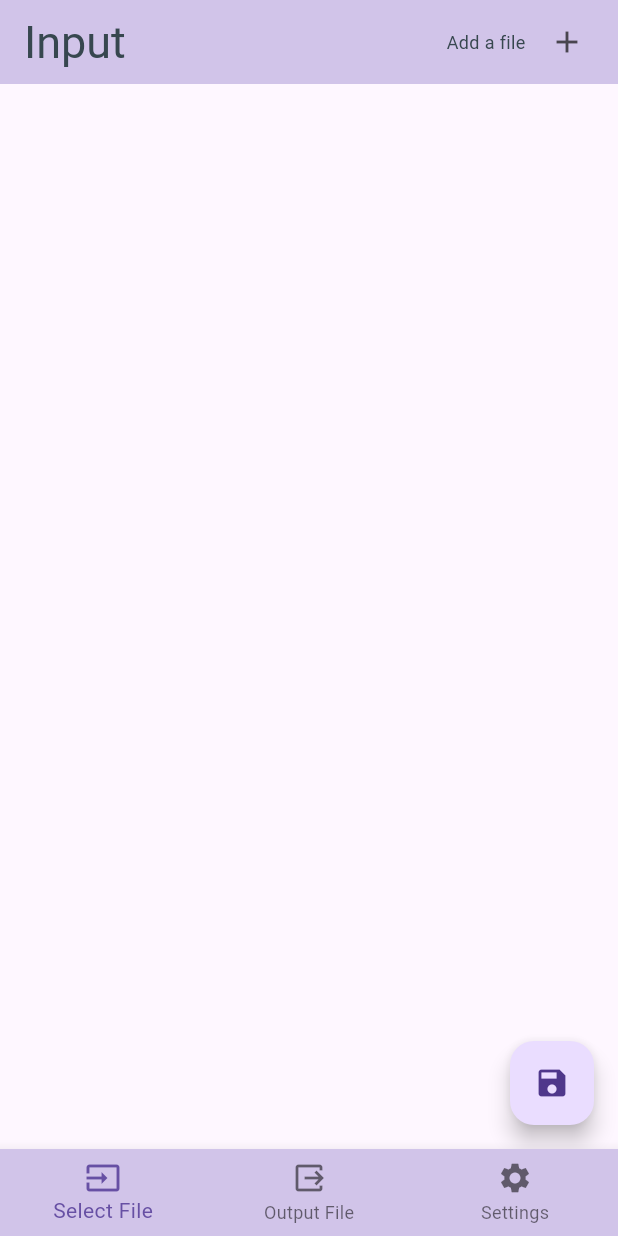
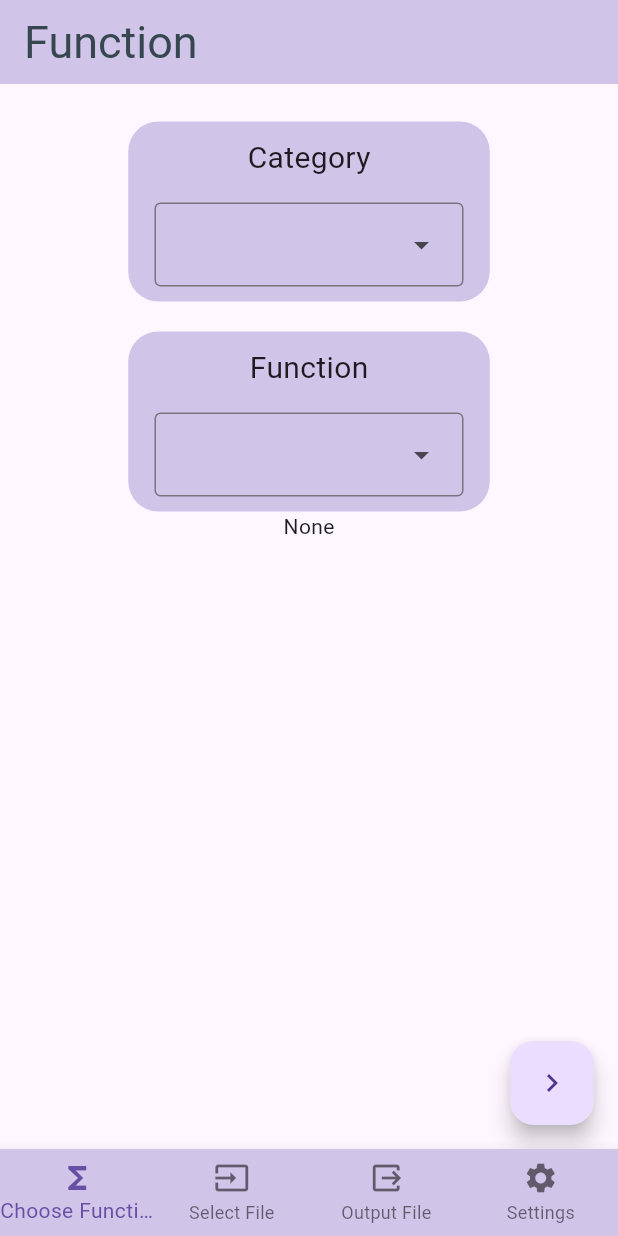
Before and after one commit to Pagrent/ffmpeg-Flutter-UI, a Flutter app: the screen it shows after launch, on a phone screen of 412 x 824 dp. Run offline on Flutter 3.47's test engine with Material 3 defaults, Android fonts, the light colour scheme and no system bars; our stand-ins replace file_picker, flutter_slidable, permission_handler; missing offline and left inert: dart:ffi.

Commit message:
修改：     ffmpegflutterui/android/app/build.gradle.kts 	修改：     ffmpegflutterui/android/gradle.properties 	修改：     ffmpegflutterui/lib/pages/convert_page.dart 	新文件：   ffmpegflutterui/lib/pages/function_page.dart 	修改：     ffmpegflutterui/lib/pages/input_page.dart 	修改：     ffmpegflutterui/lib/pages/platform_page.dart 	新文件：   ffmpegflutterui/lib/utils/function_list.dart 	新文件：   ffmpegflutterui/lib/utils/function_list_2.dart 	新文件：   ffmpegflutterui/lib/utils/info_list.dart

```diff
--- a/ffmpegflutterui/lib/pages/convert_page.dart
+++ b/ffmpegflutterui/lib/pages/convert_page.dart
@@ -25,7 +25,7 @@ class _ConvertPageState extends State<ConvertPage> {
 
   Widget build(BuildContext context) {
 
-    if(widget.fileList.length == 0)
+    if(widget.fileList.isEmpty)
     {
       return Scaffold(
 
--- /dev/null
+++ b/ffmpegflutterui/lib/pages/function_page.dart
@@ -0,0 +1,59 @@
+import 'dart:math';
+
+import 'package:ffmpegflutterui/pages/input_page.dart';
+import 'package:ffmpegflutterui/utils/function_list.dart';
+import 'package:flutter/material.dart';
+
+class FunctionPage extends StatefulWidget {
+  const FunctionPage({super.key});
+
+  @override
+  State<FunctionPage> createState() => _FunctionPageState();
+}
+
+class _FunctionPageState extends State<FunctionPage> {
+
+  void goToInput() {
+    Navigator.push(
+      context,
+      MaterialPageRoute(
+        builder: (context) => InputPage()
+      )
+    );
+  }
+
+  int selectedFunction = 0;
+
+  @override
+  Widget build(BuildContext context) {
+    return Scaffold(
+      appBar: AppBar(
+          titleTextStyle: TextStyle(
+            color: Colors.blueGrey[800],
+            fontSize: 30,
+          ),
+
+          title: Text("Function"),
+          backgroundColor: Colors.deepPurple[100],
+      ),
+
+      body: Center(
+        child: Column(
+          children: [
+            SizedBox(
+              height: 25,
+            ),
+            FunctionList(
+            ),
+
+          ],
+        ),
+      ),
+      floatingActionButton: FloatingActionButton(
+        onPressed: goToInput,
+        child: Icon(Icons.navigate_next),
+      ),
+    );
+
+  }
+}
--- a/ffmpegflutterui/lib/pages/input_page.dart
+++ b/ffmpegflutterui/lib/pages/input_page.dart
@@ -16,13 +16,7 @@ class InputPage extends StatefulWidget {
 
 class _InputPageState extends State<InputPage> {
 
-  Future<bool> _requestStoragePermission() async {           //权限喵
-    if (Platform.isAndroid) {
-      final status = await Permission.storage.request();
-      return status.isGranted;
-    }
-    return true; // iOS/macOS 不需要显式请求
-  }
+
 
   String? workDir;
 
@@ -48,7 +42,7 @@ class _InputPageState extends State<InputPage> {
       });
     }
     else {
-      SnackBar(content: Text('Failed to pick file nya～'));
+      SnackBar(content: Text('Failed to pick file'));
     }
   }
 
@@ -88,7 +82,7 @@ class _InputPageState extends State<InputPage> {
     setState(() => isCopying = false);
 
     ScaffoldMessenger.of(context).showSnackBar(
-      SnackBar(content: Text('Copy $filesCopied/$totalFiles files to working directory nya～')),
+      SnackBar(content: Text('Copy $filesCopied/$totalFiles files to working directory')),
     );
   }
 
@@ -109,8 +103,85 @@ class _InputPageState extends State<InputPage> {
     );
   }
 
+
+
   @override
   Widget build(BuildContext context) {
+    if(fileList.isEmpty){
+      return Scaffold(
+
+        appBar: AppBar(
+          titleTextStyle: TextStyle(
+            color: Colors.blueGrey[800],
+            fontSize: 30,
+          ),
+
+          title: Text("Input"),
+          backgroundColor: Colors.deepPurple[100],
+
+          actions: [
+            GestureDetector(
+              onTap: pickFile,
+              child: Container(
+                height: 35,
+                width: 60,
+                child: Center(
+                  child: Text(
+                    "Add a file",
+                    style: TextStyle(
+                      color: Colors.blueGrey[800],
+                      fontSize: 12
+                    ),
+                  ),
+                ),
+              ),
+            ),
+            IconButton(
+              onPressed: () {
+                pickFile();
+              },
+              icon: Icon(Icons.add),
+            ),
+            SizedBox(width: 10,)
+          ],
+
+        ),
+
+        body: Center(
+          child: Container(
+            height: 120,
+            width: 420,
+            decoration: BoxDecoration(
+              color: Colors.redAccent[100],
+              borderRadius: BorderRadius.circular(25),
+            ),
+            child: Column(
+              children: [
+                SizedBox(
+                  height: 15,
+                ),
+                Icon(
+                  Icons.warning_amber_rounded,
+                  size: 50,
+                  color: Colors.red[800],
+                ),
+                SizedBox(
+                  height: 10,
+                ),
+                Text(
+                  "Press the Add Button at\nTop Right Corner to Select File",
+                  textAlign: TextAlign.center,
+                  style: TextStyle(
+                    fontSize: 15,
+                    color: Colors.red[800],
+                  ),
+                ),
+              ],
+            ),
+          ),
+        ),
+      );
+    }
     _getWorkingDir();
     print("该死$workDir喵");
     return Scaffold(
@@ -153,7 +224,6 @@ class _InputPageState extends State<InputPage> {
 
       floatingActionButton: FloatingActionButton(
         onPressed: () {
-          _requestStoragePermission();
           _copyFilesToWorkingDir();
           goToConvert(
             fileList
--- a/ffmpegflutterui/lib/pages/platform_page.dart
+++ b/ffmpegflutterui/lib/pages/platform_page.dart
@@ -1,9 +1,13 @@
+import 'dart:io';
+
 import 'package:ffmpegflutterui/pages/convert_page.dart';
+import 'package:ffmpegflutterui/pages/function_page.dart';
 import 'package:ffmpegflutterui/pages/input_page.dart';
 import 'package:ffmpegflutterui/pages/result_page.dart';
 import 'package:ffmpegflutterui/pages/settings_page.dart';
 import 'package:flutter/material.dart';
 import 'package:file_picker/file_picker.dart';
+import 'package:permission_handler/permission_handler.dart';
 
 class PlatformPage extends StatefulWidget {
   const PlatformPage({super.key});
@@ -14,6 +18,14 @@ class PlatformPage extends StatefulWidget {
 
 class _PlatformPageState extends State<PlatformPage> {
 
+  Future<bool> _requestStoragePermission() async {           //权限喵
+    if (Platform.isAndroid) {
+      final status = await Permission.storage.request();
+      return status.isGranted;
+    }
+    return true; // iOS/macOS 不需要显式请求
+  }
+
   int _selectedIndex = 0;
   void _navigateBottomBar(int index){
     setState(() {
@@ -21,6 +33,8 @@ class _PlatformPageState extends State<PlatformPage> {
     });
   }
   final List _pages = [
+    FunctionPage(),
+
     InputPage(),
 
     //ConvertPage(),
@@ -41,6 +55,10 @@ class _PlatformPageState extends State<PlatformPage> {
         currentIndex: _selectedIndex,
         onTap: _navigateBottomBar,
         items: [
+          BottomNavigationBarItem(
+            icon: Icon(Icons.functions),
+            label: "Choose Function",
+          ),
 
           BottomNavigationBarItem(
             icon: Icon(Icons.input),
--- /dev/null
+++ b/ffmpegflutterui/lib/utils/function_list.dart
@@ -0,0 +1,75 @@
+import 'dart:ffi';
+
+import 'package:ffmpegflutterui/pages/input_page.dart';
+import 'package:ffmpegflutterui/utils/function_list_2.dart';
+import 'package:flutter/foundation.dart';
+import 'package:flutter/material.dart';
+
+class FunctionList extends StatefulWidget {
+
+  FunctionList({
+    super.key,
+
+  });
+
+  @override
+  State<FunctionList> createState() => _FunctionListState();
+}
+
+class _FunctionListState extends State<FunctionList> {
+  int? selectedCategory;
+
+  @override
+  Widget build(BuildContext context) {
+    return Column(
+      children: [
+
+        Container(
+          height: 120,
+          width: MediaQuery.of(context).size.width / 2 + 35,
+          decoration: BoxDecoration(
+            color: Colors.deepPurple[100],
+            borderRadius: BorderRadius.circular(20),
+          ),
+          child: Column(
+            children: [
+              SizedBox(
+                height: 10,
+              ),
+              Text(
+                "Category",
+                style: TextStyle(
+                  fontSize: 20
+                ),
+              ),
+              SizedBox(
+                height: 15,
+              ),
+              DropdownMenu(
+                enableFilter: true,
+                width: MediaQuery.of(context).size.width / 2,
+                onSelected: (Category) {
+                  if (Category != null) {
+                    setState(() {
+                      selectedCategory = Category;
+                    });
+                  }
+                },
+                dropdownMenuEntries: <DropdownMenuEntry<int>>[
+                  DropdownMenuEntry(value: 0, label: "All Functions"),
+                  DropdownMenuEntry(value: 1, label: "Video Process"),
+                  DropdownMenuEntry(value: 2, label: "Audio Process"),
+                  DropdownMenuEntry(value: 3, label: "Other Process")
+                ],
+              ),
+            ],
+          ),
+        ),
+        SizedBox(
+          height: 20,
+        ),
+        ShinoList(selectedCategory: selectedCategory)
+      ]
+    );
+  }
+}
--- /dev/null
+++ b/ffmpegflutterui/lib/utils/function_list_2.dart
@@ -0,0 +1,240 @@
+import 'package:ffmpegflutterui/utils/info_list.dart';
+import 'package:flutter/material.dart';
+
+class ShinoList extends StatefulWidget {
+  final int? selectedCategory;
+
+  ShinoList({
+    super.key,
+    required this.selectedCategory,
+  });
+
+  @override
+  State<ShinoList> createState() => _ShinoListState();
+}
+
+class _ShinoListState extends State<ShinoList> {
+  int? selectedFunction;
+
+  @override
+  Widget build(BuildContext context) {
+
+    if(widget.selectedCategory == 1) {
+      return Column(
+        children: [
+          Container(
+            height: 120,
+            width: MediaQuery.of(context).size.width / 2 + 35,
+            decoration: BoxDecoration(
+              color: Colors.deepPurple[100],
+              borderRadius: BorderRadius.circular(20),
+            ),
+            child: Column(
+              children: [
+                SizedBox(
+                  height: 10,
+                ),
+                Text(
+                  "Video",
+                  style: TextStyle(
+                    fontSize: 20
+                  ),
+                ),
+                SizedBox(
+                  height: 15,
+                ),
+                DropdownMenu(
+                  enableFilter: true,
+                  width: MediaQuery.of(context).size.width / 2,
+                  onSelected: (sukiFunction) {
+                    setState(() {
+                      selectedFunction = sukiFunction;
+                    });
+                  },
+                  dropdownMenuEntries: <DropdownMenuEntry<int>>[
+                    DropdownMenuEntry(value: 1, label: "Format Conversion"),
+                    DropdownMenuEntry(value: 2, label: "Video Transcoding"),
+                    DropdownMenuEntry(value: 3, label: "Trim Video"),
+                    DropdownMenuEntry(value: 4, label: "Adjust Resolution"),
+                    DropdownMenuEntry(value: 5, label: "Adjust Framerate"),
+                    DropdownMenuEntry(value: 6, label: "Rotate Video"),
+                    DropdownMenuEntry(value: 7, label: "Remove Audio Track"),
+                    DropdownMenuEntry(value: 8, label: "Extract Audio Track"),
+                    DropdownMenuEntry(value: 9, label: "Video Screenshot"),
+                  ],
+                ),
+              ],
+            ),
+          ),
+          SizedBox(
+            height: 20,
+          ),
+          InfoList(
+            selectedFunction: selectedFunction,
+          ),
+        ],
+      );
+    }
+    if(widget.selectedCategory == 2) {
+      return Column(
+        children: [
+          Container(
+            height: 120,
+            width: MediaQuery.of(context).size.width / 2 + 35,
+            decoration: BoxDecoration(
+              color: Colors.deepPurple[100],
+              borderRadius: BorderRadius.circular(20),
+            ),
+            child: Column(
+              children: [
+                SizedBox(
+                  height: 10,
+                ),
+                Text(
+                  "Audio",
+                  style: TextStyle(
+                    fontSize: 20
+                  ),
+                ),
+                SizedBox(
+                  height: 15,
+                ),
+                DropdownMenu(
+                  enableFilter: true,
+                  width: MediaQuery.of(context).size.width / 2,
+                  onSelected: (sukiFunction) {
+                    setState(() {
+                      selectedFunction = sukiFunction;
+                    });
+                  },
+                  dropdownMenuEntries: <DropdownMenuEntry<int>>[
+                    DropdownMenuEntry(value: 21, label: "Format Convertion"),
+                    DropdownMenuEntry(value: 22, label: "Audio Transcoding"),
+                    DropdownMenuEntry(value: 23, label: "Adjust Volume"),
+                    DropdownMenuEntry(value: 24, label: "Trim Audio"),
+                    DropdownMenuEntry(value: 25, label: "Convert Sample Rate"),
+                    DropdownMenuEntry(value: 26, label: "Adjust Channel Count"),
+                  ],
+                ),
+              ],
+            ),
+          ),
+          SizedBox(
+            height: 20,
+          ),
+          InfoList(
+            selectedFunction: selectedFunction,
+          ),
+        ],
+      );
+    }
+    if(widget.selectedCategory == 3) {
+      return Column(
+        children: [
+          Container(
+            height: 120,
+            width: MediaQuery.of(context).size.width / 2 + 35,
+            decoration: BoxDecoration(
+              color: Colors.deepPurple[100],
+              borderRadius: BorderRadius.circular(20),
+            ),
+            child: Column(
+              children: [
+                SizedBox(
+                  height: 10,
+                ),
+                Text(
+                  "Other",
+                  style: TextStyle(
+                    fontSize: 20
+                  ),
+                ),
+                SizedBox(
+                  height: 15,
+                ),
+                DropdownMenu(
+                  enableFilter: true,
+                  width: MediaQuery.of(context).size.width / 2,
+                  onSelected: (sukiFunction) {
+                    setState(() {
+                      selectedFunction = sukiFunction;
+                    });
+                  },
+                  dropdownMenuEntries: <DropdownMenuEntry<int>>[
+                    DropdownMenuEntry(value: 31, label: "Video to GIF"),
+                    DropdownMenuEntry(value: 32, label: "Extract Video Frames"),
+                  ],
+                ),
+              ],
+            ),
+          ),
+          SizedBox(
+            height: 20,
+          ),
+          InfoList(
+            selectedFunction: selectedFunction,
+          ),
+        ],
+      );
+    }
+
+    return Column(
+      children: [
+        Container(
+          height: 120,
+          width: MediaQuery.of(context).size.width / 2 + 35,
+          decoration: BoxDecoration(
+            color: Colors.deepPurple[100],
+            borderRadius: BorderRadius.circular(20),
+          ),
+          child: Column(
+            children: [
+              SizedBox(
+                height: 10,
+              ),
+              Text(
+                "Function",
+                style: TextStyle(
+                  fontSize: 20
+                ),
+              ),
+              SizedBox(
+                height: 15,
+              ),
+              DropdownMenu(
+                enableFilter: true,
+                width: MediaQuery.of(context).size.width / 2,
+                dropdownMenuEntries: <DropdownMenuEntry<int>>[
+                  DropdownMenuEntry(value: 1, label: "Format Conversion"),
+                  DropdownMenuEntry(value: 2, label: "Video Transcoding"),
+                  DropdownMenuEntry(value: 3, label: "Trim Video"),
+                  DropdownMenuEntry(value: 4, label: "Adjust Resolution"),
+                  DropdownMenuEntry(value: 5, label: "Adjust Framerate"),
+                  DropdownMenuEntry(value: 6, label: "Rotate Video"),
+                  DropdownMenuEntry(value: 7, label: "Remove Audio Track"),
+                  DropdownMenuEntry(value: 8, label: "Extract Audio Track"),
+                  DropdownMenuEntry(value: 9, label: "Video Screenshot"),
+
+                  DropdownMenuEntry(value: 21, label: "Format Convertion"),
+                  DropdownMenuEntry(value: 22, label: "Audio Transcoding"),
+                  DropdownMenuEntry(value: 23, label: "Adjust Volume"),
+                  DropdownMenuEntry(value: 24, label: "Trim Audio"),
+                  DropdownMenuEntry(value: 25, label: "Convert Sample Rate"),
+                  DropdownMenuEntry(value: 26, label: "Adjust Channel Count"),
+
+                  DropdownMenuEntry(value: 31, label: "Video to GIF"),
+                  DropdownMenuEntry(value: 32, label: "Extract Video Frames"),
+                ],
+              ),
+            ],
+          ),
+        ),
+        InfoList(
+          selectedFunction: selectedFunction,
+        ),
+      ],
+    );
+
+
+  }
+}
--- /dev/null
+++ b/ffmpegflutterui/lib/utils/info_list.dart
@@ -0,0 +1,43 @@
+import 'package:flutter/material.dart';
+
+class InfoList extends StatefulWidget {
+  final int? selectedFunction;
+
+  InfoList({
+    super.key,
+    required this.selectedFunction,
+  });
+
+  @override
+  State<InfoList> createState() => _InfoListState();
+}
+
+class _InfoListState extends State<InfoList> {
+  @override
+  Widget build(BuildContext context) {
+
+    switch(widget.selectedFunction) {
+      case 1: return Text("Convert video to different format");
+      case 2: return Text("Change video encoding format");
+      case 3: return Text("Cut video segment");
+      case 4: return Text("Change video resolution");
+      case 5: return Text("Change video frame rate");
+      case 6: return Text("Rotate video orientation");
+      case 7: return Text("Remove audio from video");
+      case 8: return Text("Extract audio from video");
+      case 9: return Text("Capture still image from video");
+      case 21: return Text("Convert audio to different format");
+      case 22: return Text("Change audio encoding format");
+      case 23: return Text("Adjust audio volume level");
+      case 24: return Text("Cut audio segment");
+      case 25: return Text("Change audio sample rate");
+      case 26: return Text("Change number of audio channels");
+      case 31: return Text("Create animated GIF from video");
+      case 32: return Text("Extract all frames from video");
+    }
+
+    return Text(
+      "None"
+    );
+  }
+}
```
Also changed, not shown: 2 other files.
